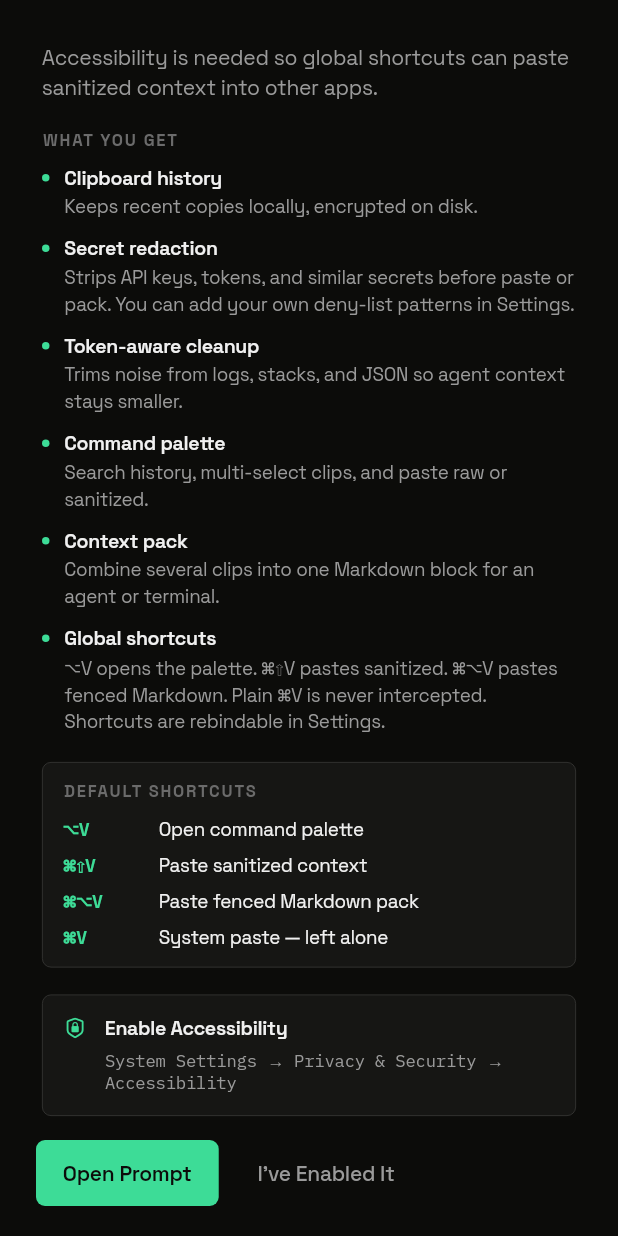
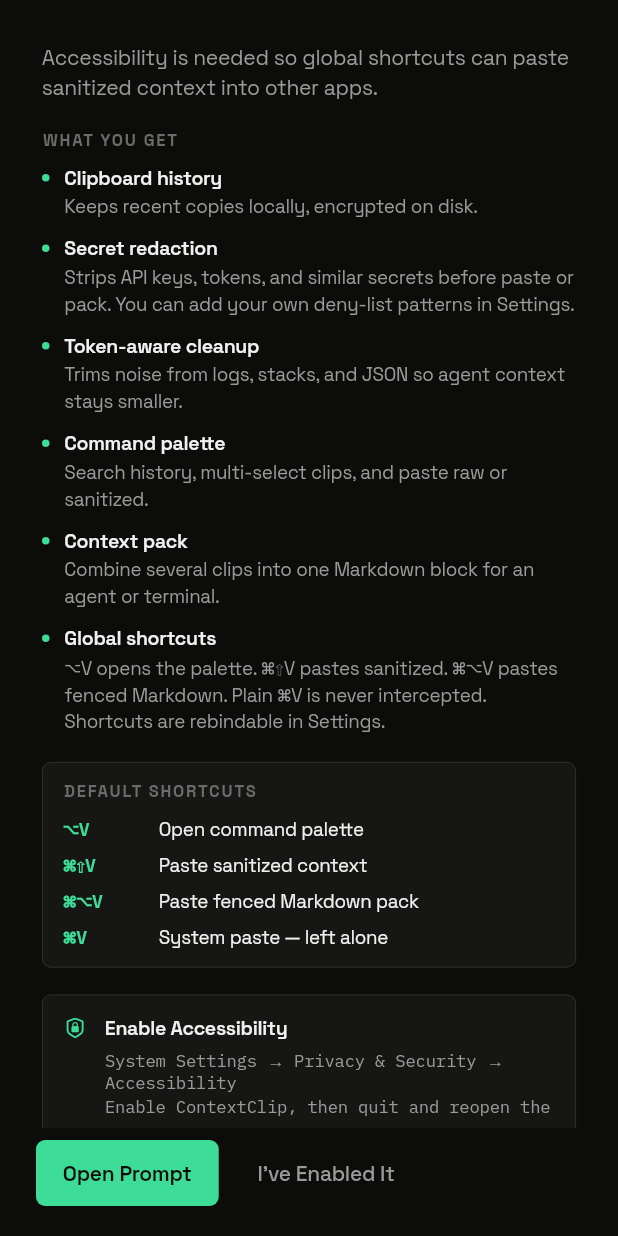
Before and after one commit to shivanuj13/contextclip, a Flutter app: the AccessibilityOnboarding widget shown alone on an empty page, opened directly, scrolled down 92 dp, on a phone screen of 412 x 824 dp. Run offline on Flutter 3.47's test engine with Material 3 defaults, Android fonts, the phone set to English and light mode, and no system bars; our stand-ins replace cupertino_ui, drift, google_fonts; missing offline and left inert: cryptography, tiktoken_tokenizer_gpt4o_o1; accounts and stored records are empty; generated files the repository leaves out were written again.

Commit message:
Implement accessibility permission recheck and status hint in onboarding flow

```diff
--- a/lib/ui/onboarding/accessibility_onboarding.dart
+++ b/lib/ui/onboarding/accessibility_onboarding.dart
@@ -21,10 +21,58 @@
     duration: const Duration(milliseconds: 420),
   )..forward();
 
+  AppLifecycleListener? _lifecycle;
+  String? _statusHint;
+  bool _checking = false;
+
+  @override
+  void initState() {
+    super.initState();
+    _lifecycle = AppLifecycleListener(
+      onResume: () {
+        context.read<ClipboardController>().refreshAccessibility();
+      },
+    );
+  }
+
   @override
   void dispose() {
+    _lifecycle?.dispose();
     _enter.dispose();
     super.dispose();
+  }
+
+  Future<void> _recheckPermission() async {
+    if (_checking) return;
+    setState(() {
+      _checking = true;
+      _statusHint = null;
+    });
+    final controller = context.read<ClipboardController>();
+
+    // macOS can lag a beat after the toggle; poll briefly before giving up.
+    for (var i = 0; i < 6; i++) {
+      await controller.refreshAccessibility();
+      if (controller.hasAccessibility) {
+        if (mounted) {
+          setState(() {
+            _checking = false;
+            _statusHint = null;
+          });
+        }
+        return;
+      }
+      await Future<void>.delayed(const Duration(milliseconds: 400));
+    }
+
+    if (!mounted) return;
+    setState(() {
+      _checking = false;
+      _statusHint =
+          'Still not detected. Quit ContextClip from the menu bar '
+          '(ContextClip → Quit), confirm only /Applications/ContextClip '
+          'is enabled under Accessibility, then reopen the app.';
+    });
   }
 
   @override
@@ -126,7 +174,8 @@
                                           ),
                                           const SizedBox(height: 4),
                                           Text(
-                                            'System Settings → Privacy & Security → Accessibility',
+                                            'System Settings → Privacy & Security → Accessibility\n'
+                                            'Enable ContextClip, then quit and reopen the app.',
                                             style: SignalDesk.mono(
                                               size: 11.5,
                                               color: SignalDesk.muted,
@@ -140,6 +189,17 @@
                                 ),
                               ),
                             ),
+                            if (_statusHint != null) ...[
+                              const SizedBox(height: 14),
+                              Text(
+                                _statusHint!,
+                                style: SignalDesk.ui(
+                                  size: 13,
+                                  color: SignalDesk.warning,
+                                  height: 1.4,
+                                ),
+                              ),
+                            ],
                           ],
                         ),
                       ),
@@ -177,14 +237,9 @@
                             horizontal: 14,
                             vertical: 10,
                           ),
-                          onPressed: () async {
-                            await controller.refreshAccessibility();
-                            if (controller.hasAccessibility) {
-                              await controller.hidePalette();
-                            }
-                          },
+                          onPressed: _checking ? null : _recheckPermission,
                           child: Text(
-                            'I’ve Enabled It',
+                            _checking ? 'Checking…' : 'I’ve Enabled It',
                             style: SignalDesk.ui(
                               size: 14,
                               weight: FontWeight.w500,
```
